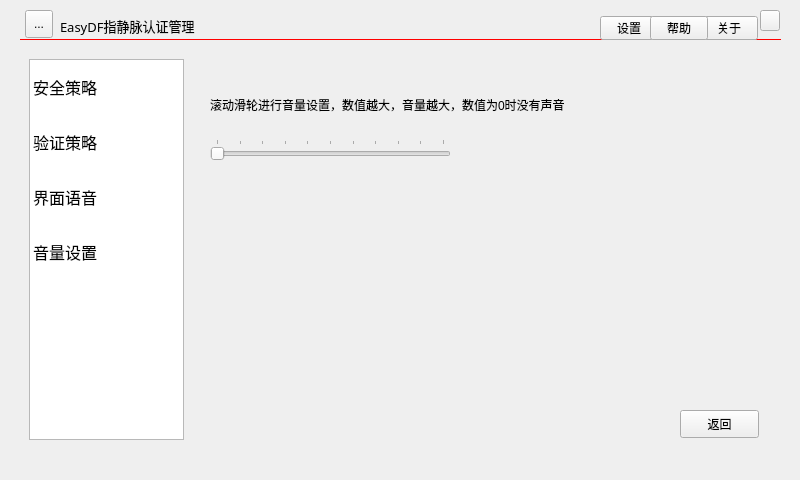
Qt form SysSafe/mainwindow.ui (gessd/whh) before a commit.
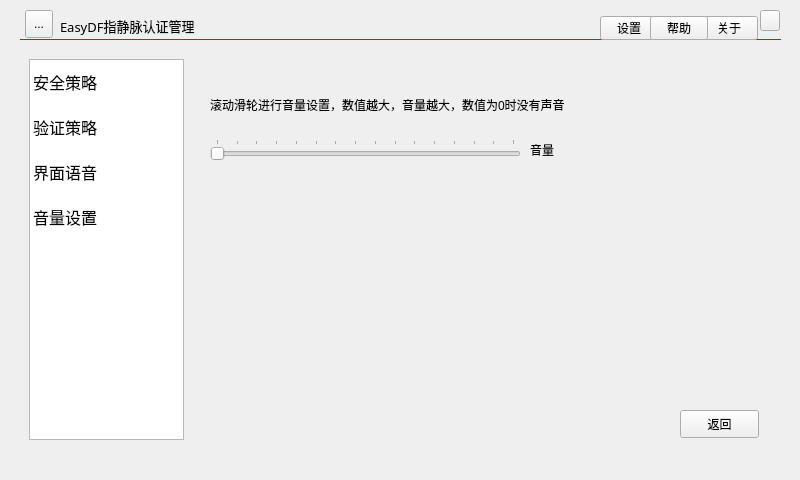
The same form after that commit. The open tabs and pages were chosen to show the change. Icons and pictures are not drawn.

Commit message: 音量及麒麟界面整合

What changed in the file:
```diff
--- a/SysSafe/mainwindow.ui
+++ b/SysSafe/mainwindow.ui
@@ -953,7 +953,7 @@
       </property>
       <property name="styleSheet">
        <string notr="true">QListWidget::item{
-    height:55px;
+    height:45px;
 }
 QTableWidget::item:selected{
     background-color:rgb(240,241,247);
@@ -1254,12 +1254,12 @@
          <rect>
           <x>20</x>
           <y>80</y>
-          <width>241</width>
+          <width>311</width>
           <height>22</height>
          </rect>
         </property>
         <property name="maximum">
-         <number>10</number>
+         <number>15</number>
         </property>
         <property name="pageStep">
          <number>1</number>
@@ -1271,6 +1271,19 @@
          <enum>QSlider::TicksAbove</enum>
         </property>
        </widget>
+       <widget class="QLabel" name="labelVoiceNum">
+        <property name="geometry">
+         <rect>
+          <x>340</x>
+          <y>80</y>
+          <width>41</width>
+          <height>21</height>
+         </rect>
+        </property>
+        <property name="text">
+         <string>音量</string>
+        </property>
+       </widget>
       </widget>
      </widget>
      <widget class="QToolButton" name="btnSetBack">
```
Left out of the diff: 15 changed lines with no effect on the pictures. The commit also changes 5 other files.
